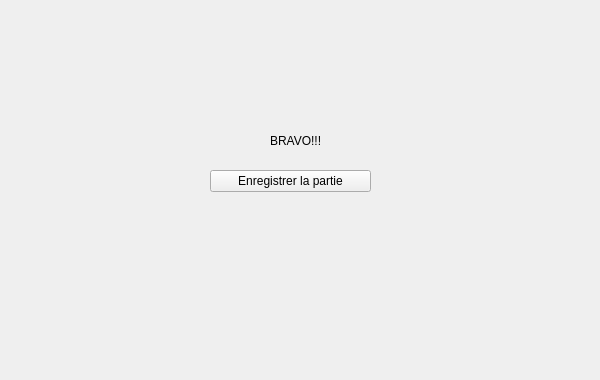
The window that finishwidget.ui (s1nyx/TP-Pokemon) describes before a commit, drawn with Qt 5.
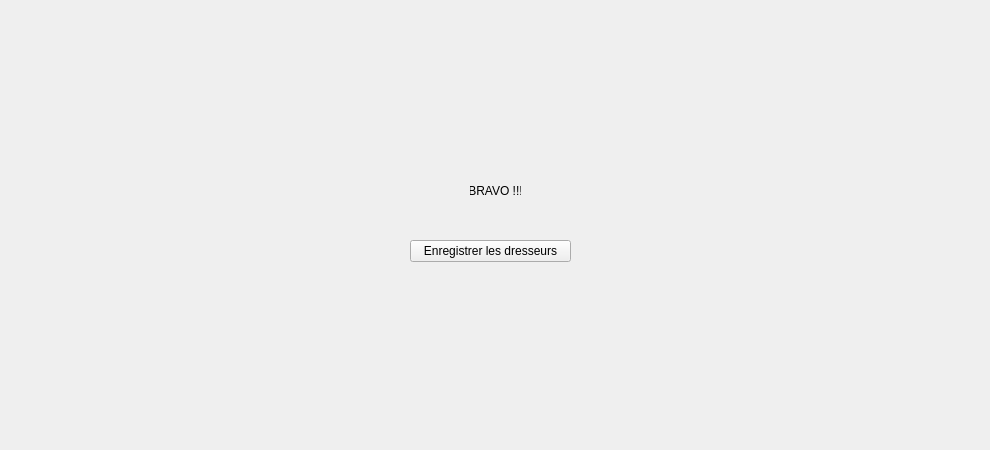
The same window after the commit.

```diff
--- a/finishwidget.ui
+++ b/finishwidget.ui
@@ -6,8 +6,8 @@
    <rect>
     <x>0</x>
     <y>0</y>
-    <width>600</width>
-    <height>380</height>
+    <width>990</width>
+    <height>450</height>
    </rect>
   </property>
   <property name="windowTitle">
@@ -16,27 +16,46 @@
   <widget class="QLabel" name="label">
    <property name="geometry">
     <rect>
-     <x>270</x>
-     <y>130</y>
-     <width>71</width>
+     <x>470</x>
+     <y>180</y>
+     <width>51</width>
      <height>21</height>
     </rect>
    </property>
    <property name="text">
-    <string>BRAVO!!!</string>
+    <string>BRAVO !!!</string>
+   </property>
+   <property name="alignment">
+    <set>Qt::AlignCenter</set>
    </property>
   </widget>
   <widget class="QPushButton" name="pushButton">
    <property name="geometry">
     <rect>
-     <x>210</x>
-     <y>170</y>
+     <x>410</x>
+     <y>240</y>
      <width>161</width>
      <height>22</height>
     </rect>
    </property>
    <property name="text">
-    <string>Enregistrer la partie</string>
+    <string>Enregistrer les dresseurs</string>
+   </property>
+  </widget>
+  <widget class="QLabel" name="winner">
+   <property name="geometry">
+    <rect>
+     <x>470</x>
+     <y>210</y>
+     <width>51</width>
+     <height>21</height>
+    </rect>
+   </property>
+   <property name="text">
+    <string/>
+   </property>
+   <property name="alignment">
+    <set>Qt::AlignCenter</set>
    </property>
   </widget>
  </widget>
```
Left out of the diff: 2 changed lines with no effect on the pictures.
